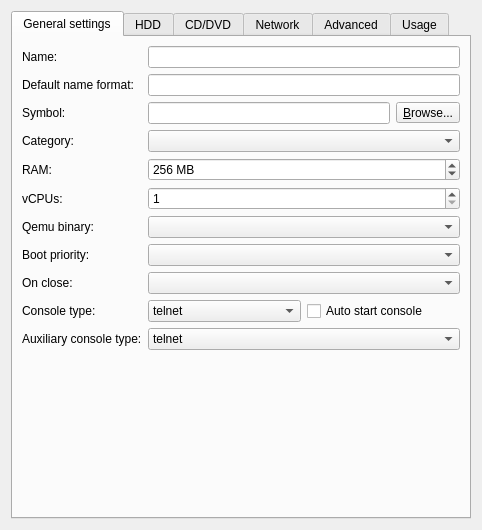
GNS3/gns3-gui, file gns3/modules/qemu/ui/qemu_vm_configuration_page.ui: the form before one commit.
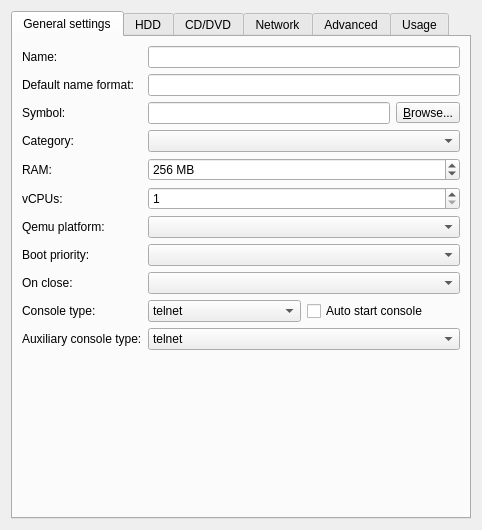
The form after the commit.

Commit message: Remove Qemu binary requirement

Patch:
```diff
--- a/gns3/modules/qemu/ui/qemu_vm_configuration_page.ui
+++ b/gns3/modules/qemu/ui/qemu_vm_configuration_page.ui
@@ -121,7 +121,7 @@
        <item row="6" column="0">
         <widget class="QLabel" name="uiQemuListLabel">
          <property name="text">
-          <string>Qemu binary:</string>
+          <string>Qemu platform:</string>
          </property>
         </widget>
        </item>
```
Left out of the diff: 4 changed lines with no effect on the pictures. The commit also changes 14 other files.
